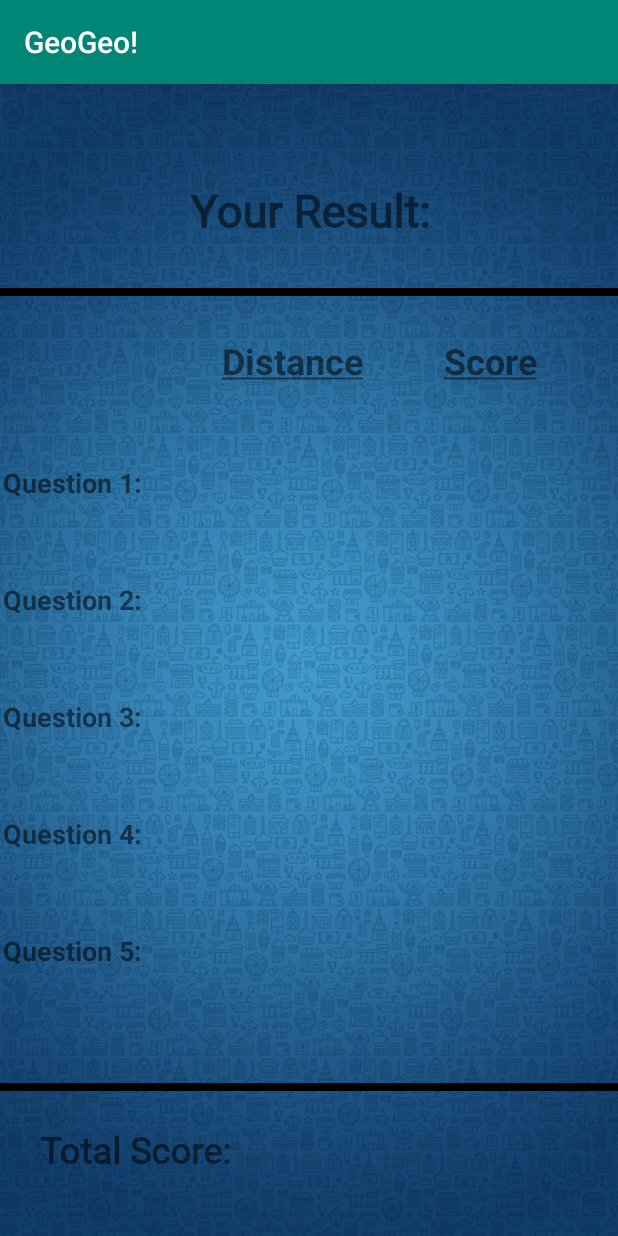
After one commit to ac20vozo/MobileComputingPraktikum, an Android app: the GameStatistics screen opened directly, with no data from a screen before it, on a phone screen of 412 x 824 dp. The commit adds this screen. Run offline under Robolectric (Android 15) with nearby library versions, the phone set to English and light mode, and no system bars.

Commit message:
Startseite und Statistikseite als Vorentwurf

```diff
--- a/app/src/main/AndroidManifest.xml
+++ b/app/src/main/AndroidManifest.xml
@@ -2,6 +2,8 @@
 <manifest xmlns:android="http://schemas.android.com/apk/res/android"
     xmlns:dist="http://schemas.android.com/apk/distribution"
     package="com.example.geogeo">
+
+    <dist:module dist:instant="true" />
 
     <application
         android:allowBackup="true"
@@ -10,6 +12,8 @@
         android:roundIcon="@mipmap/ic_launcher_round"
         android:supportsRtl="true"
         android:theme="@style/AppTheme">
+        <activity android:name=".Startseite"></activity>
+        <activity android:name=".GameStatistics"></activity>
         <activity
             android:name=".homescreen"
             android:label="@string/title_activity_homescreen">
--- /dev/null
+++ b/app/src/main/java/com/example/geogeo/GameStatistics.java
@@ -0,0 +1,62 @@
+package com.example.geogeo;
+
+import androidx.appcompat.app.AppCompatActivity;
+
+import android.graphics.Paint;
+import android.os.Bundle;
+import android.widget.TextView;
+
+public class GameStatistics extends AppCompatActivity {
+
+    TextView txtStatistics;
+    TextView txtDist0;
+    TextView txtScore0;
+    TextView txtFrage0;
+    TextView txtFrage1;
+    TextView txtFrage2;
+    TextView txtFrage3;
+    TextView txtFrage4;
+    TextView txtFrage5;
+    TextView txtDist1;
+    TextView txtDist2;
+    TextView txtDist3;
+    TextView txtDist4;
+    TextView txtDist5;
+    TextView txtScore1;
+    TextView txtScore2;
+    TextView txtScore3;
+    TextView txtScore4;
+    TextView txtScore5;
+    TextView txtGesamt;
+    TextView txtTotalScore;
+
+    @Override
+    protected void onCreate(Bundle savedInstanceState) {
+        super.onCreate(savedInstanceState);
+        setContentView(R.layout.activity_game_statistics);
+
+        txtStatistics= findViewById(R.id.txtStatistics);
+        txtFrage0 = findViewById(R.id.txtFrage0);
+        txtDist0 = findViewById(R.id.txtDist0);
+        txtDist0.setPaintFlags(txtDist0.getPaintFlags()| Paint.UNDERLINE_TEXT_FLAG);
+        txtScore0 = findViewById(R.id.txtScore0);
+        txtScore0.setPaintFlags(txtScore0.getPaintFlags()| Paint.UNDERLINE_TEXT_FLAG);
+        txtFrage1 = findViewById(R.id.txtFrage1);
+        txtFrage2 = findViewById(R.id.txtFrage2);
+        txtFrage3 = findViewById(R.id.txtFrage3);
+        txtFrage4 = findViewById(R.id.txtFrage4);
+        txtFrage5 = findViewById(R.id.txtFrage5);
+        txtDist1 = findViewById(R.id.txtDist1);
+        txtDist2 = findViewById(R.id.txtDist2);
+        txtDist3 = findViewById(R.id.txtDist3);
+        txtDist4 = findViewById(R.id.txtDist4);
+        txtDist5 = findViewById(R.id.txtDist5);
+        txtScore1 = findViewById(R.id.txtScore1);
+        txtScore2 = findViewById(R.id.txtScore2);
+        txtScore3 = findViewById(R.id.txtScore3);
+        txtScore4 = findViewById(R.id.txtScore4);
+        txtScore5 = findViewById(R.id.txtScore5);
+        txtGesamt = findViewById(R.id.txtGesamt);
+        txtTotalScore = findViewById(R.id.txtTotalScore);
+    }
+}
--- /dev/null
+++ b/app/src/main/java/com/example/geogeo/Startseite.java
@@ -0,0 +1,36 @@
+package com.example.geogeo;
+
+import androidx.appcompat.app.AppCompatActivity;
+
+
+import android.os.Bundle;
+import android.widget.Button;
+import android.widget.TextView;
+
+public class Startseite extends AppCompatActivity {
+
+    TextView txtWillkommen;
+    TextView txtGeo;
+    Button btnSpielen;
+    Button btnOption;
+    Button btnBeenden;
+
+    @Override
+    protected void onCreate(Bundle savedInstanceState) {
+        super.onCreate(savedInstanceState);
+        setContentView(R.layout.activity_startseite);
+
+        txtWillkommen = findViewById(R.id.txtWillkommen);
+        txtGeo = findViewById(R.id.txtGeo);
+        btnSpielen = findViewById(R.id.btnSpielen);
+        btnOption = findViewById(R.id.btnOption);
+        btnBeenden = findViewById(R.id.btnBeenden);
+    }
+
+
+
+    /*private void spielenClick(View view){
+        Intent spielenIntent = new Intent(this,--neuerIntent--);
+        startActivity(spielenIntent);
+    }*/
+}
--- /dev/null
+++ b/app/src/main/res/drawable/runde_button.xml
@@ -0,0 +1,5 @@
+<?xml version="1.0" encoding="utf-8"?>
+<shape xmlns:android="http://schemas.android.com/apk/res/android">
+    <solid android:color="@color/btnBlue"/>
+    <corners android:radius="140dp"/>
+</shape>
--- /dev/null
+++ b/app/src/main/res/layout/activity_game_statistics.xml
@@ -0,0 +1,264 @@
+<?xml version="1.0" encoding="utf-8"?>
+<androidx.constraintlayout.widget.ConstraintLayout xmlns:android="http://schemas.android.com/apk/res/android"
+    xmlns:app="http://schemas.android.com/apk/res-auto"
+    xmlns:tools="http://schemas.android.com/tools"
+    android:layout_width="match_parent"
+    android:layout_height="match_parent"
+    tools:context=".GameStatistics">
+
+    <LinearLayout
+        android:layout_width="match_parent"
+        android:layout_height="match_parent"
+        android:background="@drawable/Background_Statistics"/>
+
+    <TextView
+        android:id="@+id/txtStatistics"
+        android:layout_width="258dp"
+        android:layout_height="50dp"
+        android:fontFamily="@font/architects_daughter"
+        android:gravity="center"
+        android:text="@string/YourResult"
+        android:textSize="30sp"
+        android:textStyle="bold"
+        app:layout_constraintBottom_toTopOf="@+id/StatisticTable"
+        app:layout_constraintEnd_toEndOf="parent"
+        app:layout_constraintStart_toStartOf="parent"
+        app:layout_constraintTop_toTopOf="parent" />
+
+    <View
+        android:id="@+id/lineTop"
+        android:layout_width="wrap_content"
+        android:layout_height="5dp"
+        android:background="@color/horizontalLine"
+        app:layout_constraintBottom_toTopOf="@+id/StatisticTable"
+        app:layout_constraintEnd_toEndOf="parent"
+        app:layout_constraintTop_toBottomOf="@+id/txtStatistics" />
+
+    <View
+        android:id="@+id/lineBottom"
+        android:layout_width="wrap_content"
+        android:layout_height="5dp"
+        android:background="@color/horizontalLine"
+        app:layout_constraintBottom_toTopOf="@+id/txtGesamt"
+        app:layout_constraintEnd_toEndOf="parent"
+        app:layout_constraintStart_toStartOf="parent"
+        app:layout_constraintTop_toBottomOf="@+id/StatisticTable" />
+
+    <TableLayout
+        android:id="@+id/StatisticTable"
+        android:layout_width="410dp"
+        android:layout_height="475dp"
+        app:layout_constraintBottom_toBottomOf="parent"
+        app:layout_constraintEnd_toEndOf="parent"
+        app:layout_constraintHorizontal_bias="1.0"
+        app:layout_constraintStart_toStartOf="parent"
+        app:layout_constraintTop_toTopOf="parent"
+        app:layout_constraintVertical_bias="0.574">
+
+
+        <TableRow
+            android:layout_width="match_parent"
+            android:layout_height="match_parent"
+            android:layout_weight="1">
+
+            <TextView
+                android:id="@+id/txtFrage0"
+                android:layout_width="wrap_content"
+                android:layout_height="wrap_content"
+                android:layout_weight="1"
+                android:text="" />
+
+            <TextView
+                android:id="@+id/txtDist0"
+                android:layout_width="wrap_content"
+                android:layout_height="wrap_content"
+                android:layout_weight="1"
+                android:singleLine="false"
+                android:text="@string/Distance"
+                android:textSize="24sp"
+                android:textStyle="bold" />
+
+            <TextView
+                android:id="@+id/txtScore0"
+                android:layout_width="wrap_content"
+                android:layout_height="wrap_content"
+                android:layout_weight="1"
+                android:text="@string/Score"
+                android:textSize="24sp"
+                android:textStyle="bold" />
+        </TableRow>
+
+        <TableRow
+            android:layout_width="match_parent"
+            android:layout_height="match_parent"
+            android:layout_weight="1">
+
+            <TextView
+                android:id="@+id/txtFrage1"
+                android:layout_width="wrap_content"
+                android:layout_height="wrap_content"
+                android:layout_weight="1"
+                android:text="@string/Question1"
+                android:textSize="18sp"
+                android:textStyle="bold" />
+
+            <TextView
+                android:id="@+id/txtDist1"
+                android:layout_width="wrap_content"
+                android:layout_height="wrap_content"
+                android:layout_weight="1"
+                android:text="" />
+
+            <TextView
+                android:id="@+id/txtScore1"
+                android:layout_width="wrap_content"
+                android:layout_height="wrap_content"
+                android:layout_weight="1"
+                android:text="" />
+        </TableRow>
+
+        <TableRow
+            android:layout_width="match_parent"
+            android:layout_height="match_parent"
+            android:layout_weight="1">
+
+            <TextView
+                android:id="@+id/txtFrage2"
+                android:layout_width="wrap_content"
+                android:layout_height="wrap_content"
+                android:layout_weight="1"
+                android:text="@string/Question2"
+                android:textSize="18sp"
+                android:textStyle="bold" />
+
+            <TextView
+                android:id="@+id/txtDist2"
+                android:layout_width="wrap_content"
+                android:layout_height="wrap_content"
+                android:layout_weight="1"
+                android:text="" />
+
+            <TextView
+                android:id="@+id/txtScore2"
+                android:layout_width="wrap_content"
+                android:layout_height="wrap_content"
+                android:layout_weight="1"
+                android:text="" />
+        </TableRow>
+
+        <TableRow
+            android:layout_width="match_parent"
+            android:layout_height="match_parent"
+            android:layout_weight="1">
+
+            <TextView
+                android:id="@+id/txtFrage3"
+                android:layout_width="wrap_content"
+                android:layout_height="wrap_content"
+                android:layout_weight="1"
+                android:text="@string/Question3"
+                android:textSize="18sp"
+                android:textStyle="bold" />
+
+            <TextView
+                android:id="@+id/txtDist3"
+                android:layout_width="wrap_content"
+                android:layout_height="wrap_content"
+                android:layout_weight="1"
+                android:text="" />
+
+            <TextView
+                android:id="@+id/txtScore3"
+                android:layout_width="wrap_content"
+                android:layout_height="wrap_content"
+                android:layout_weight="1"
+                android:text="" />
+        </TableRow>
+
+        <TableRow
+            android:layout_width="match_parent"
+            android:layout_height="match_parent"
+            android:layout_weight="1">
+
+            <TextView
+                android:id="@+id/txtFrage4"
+                android:layout_width="wrap_content"
+                android:layout_height="wrap_content"
+                android:layout_weight="1"
+                android:text="@string/Question4"
+                android:textSize="18sp"
+                android:textStyle="bold" />
+
+            <TextView
+                android:id="@+id/txtDist4"
+                android:layout_width="wrap_content"
+                android:layout_height="wrap_content"
+                android:layout_weight="1"
+                android:text="" />
+
+            <TextView
+                android:id="@+id/txtScore4"
+                android:layout_width="wrap_content"
+                android:layout_height="wrap_content"
+                android:layout_weight="1"
+                android:text="" />
+        </TableRow>
+
+        <TableRow
+            android:layout_width="match_parent"
+            android:layout_height="54dp"
+            android:layout_weight="1">
+
+            <TextView
+                android:id="@+id/txtFrage5"
+                android:layout_width="wrap_content"
+                android:layout_height="wrap_content"
+                android:layout_weight="1"
+                android:text="@string/Question5"
+                android:textSize="18sp"
+                android:textStyle="bold" />
+
+            <TextView
+                android:id="@+id/txtDist5"
+                android:layout_width="wrap_content"
+                android:layout_height="wrap_content"
+                android:layout_weight="1"
+                android:text="" />
+
+            <TextView
+                android:id="@+id/txtScore5"
+                android:layout_width="wrap_content"
+                android:layout_height="wrap_content"
+                android:layout_weight="1"
+                android:text="" />
+        </TableRow>
+
+    </TableLayout>
+
+
+    <TextView
+        android:id="@+id/txtGesamt"
+        android:layout_width="179dp"
+        android:layout_height="53dp"
+        android:fontFamily="@font/architects_daughter"
+        android:text="@string/TotalScore"
+        android:textSize="24sp"
+        android:textStyle="bold"
+        app:layout_constraintBottom_toBottomOf="parent"
+        app:layout_constraintEnd_toEndOf="parent"
+        app:layout_constraintHorizontal_bias="0.116"
+        app:layout_constraintStart_toStartOf="parent"
+        app:layout_constraintTop_toBottomOf="@+id/StatisticTable"
+        app:layout_constraintVertical_bias="0.714" />
+
+    <TextView
+        android:id="@+id/txtTotalScore"
+        android:layout_width="147dp"
+        android:layout_height="41dp"
+        app:layout_constraintBottom_toBottomOf="parent"
+        app:layout_constraintEnd_toEndOf="parent"
+        app:layout_constraintHorizontal_bias="0.724"
+        app:layout_constraintStart_toEndOf="@+id/txtGesamt"
+        app:layout_constraintTop_toBottomOf="@+id/StatisticTable"
+        app:layout_constraintVertical_bias="0.764" />
+</androidx.constraintlayout.widget.ConstraintLayout>
--- /dev/null
+++ b/app/src/main/res/layout/activity_startseite.xml
@@ -0,0 +1,88 @@
+<?xml version="1.0" encoding="utf-8"?>
+<androidx.constraintlayout.widget.ConstraintLayout xmlns:android="http://schemas.android.com/apk/res/android"
+    xmlns:app="http://schemas.android.com/apk/res-auto"
+    xmlns:tools="http://schemas.android.com/tools"
+    android:layout_width="match_parent"
+    android:layout_height="match_parent"
+    tools:context=".Startseite">
+
+    <LinearLayout
+        android:layout_width="match_parent"
+        android:layout_height="match_parent"
+        android:background="@drawable/Background_Startpage"/>
+
+    <TextView
+        android:id="@+id/txtGeo"
+        android:layout_width="254dp"
+        android:layout_height="73dp"
+        android:layout_marginTop="56dp"
+        android:fontFamily="@font/architects_daughter"
+        android:gravity="center"
+        android:text="@string/app_name"
+        android:textSize="52sp"
+        android:textStyle="bold"
+        app:layout_constraintBottom_toTopOf="@+id/btnSpielen"
+        app:layout_constraintEnd_toEndOf="parent"
+        app:layout_constraintStart_toStartOf="parent"
+        app:layout_constraintTop_toTopOf="parent"
+        app:layout_constraintVertical_bias="0.456" />
+
+    <Button
+        android:id="@+id/btnSpielen"
+        style="@android:style/Widget.Holo.Light.Button.Inset"
+        android:layout_width="165dp"
+        android:layout_height="50dp"
+        android:background="@drawable/runde_button"
+        android:text="@string/Play"
+        android:textAppearance="@style/TextAppearance.AppCompat.Medium"
+        app:layout_constraintBottom_toBottomOf="parent"
+        app:layout_constraintEnd_toEndOf="parent"
+        app:layout_constraintHorizontal_bias="0.482"
+        app:layout_constraintStart_toStartOf="parent"
+        app:layout_constraintTop_toTopOf="parent"
+        app:layout_constraintVertical_bias="0.485" />
+
+    <Button
+        android:id="@+id/btnOption"
+        style="@android:style/Widget.Holo.Light.Button.Inset"
+        android:layout_width="165dp"
+        android:layout_height="50dp"
+        android:background="@drawable/runde_button"
+        android:text="@string/Options"
+        android:textAppearance="@style/TextAppearance.AppCompat.Medium"
+        app:layout_constraintBottom_toBottomOf="parent"
+        app:layout_constraintEnd_toEndOf="parent"
+        app:layout_constraintHorizontal_bias="0.48"
+        app:layout_constraintStart_toStartOf="parent"
+        app:layout_constraintTop_toBottomOf="@+id/btnSpielen"
+        app:layout_constraintVertical_bias="0.093" />
+
+    <Button
+        android:id="@+id/btnBeenden"
+        style="@android:style/Widget.Holo.Light.Button.Inset"
+        android:layout_width="165dp"
+        android:layout_height="50dp"
+        android:background="@drawable/runde_button"
+        android:text="@string/Quit"
+        app:layout_constraintBottom_toBottomOf="parent"
+        app:layout_constraintEnd_toEndOf="parent"
+        app:layout_constraintHorizontal_bias="0.479"
+        app:layout_constraintStart_toStartOf="parent"
+        app:layout_constraintTop_toBottomOf="@+id/btnOption"
+        app:layout_constraintVertical_bias="0.152" />
+
+    <TextView
+        android:id="@+id/txtWillkommen"
+        android:layout_width="259dp"
+        android:layout_height="52dp"
+        android:layout_marginTop="56dp"
+        android:fontFamily="@font/amarante"
+        android:gravity="center"
+        android:text="@string/WelcomeTo"
+        android:textSize="30sp"
+        app:layout_constraintBottom_toTopOf="@+id/txtGeo"
+        app:layout_constraintEnd_toEndOf="parent"
+        app:layout_constraintStart_toStartOf="parent"
+        app:layout_constraintTop_toTopOf="parent"
+        app:layout_constraintVertical_bias="0.105" />
+</androidx.constraintlayout.widget.ConstraintLayout>
--- a/app/src/main/res/values/colors.xml
+++ b/app/src/main/res/values/colors.xml
@@ -3,4 +3,6 @@
     <color name="colorPrimary">#008577</color>
     <color name="colorPrimaryDark">#00574B</color>
     <color name="colorAccent">#D81B60</color>
+    <color name="horizontalLine">#000000</color>
+    <color name="btnBlue">#03C4F4</color>
 </resources>
--- a/app/src/main/res/values/strings.xml
+++ b/app/src/main/res/values/strings.xml
@@ -1,5 +1,18 @@
 <resources>
     <string name="app_name">GeoGeo!</string>
+    <string name="WelcomeTo">Welcome to</string>
+    <string name="Play">Play</string>
+    <string name="Options">Options</string>
+    <string name="Quit">Quit</string>
+    <string name="YourResult">Your Result:</string>
+    <string name="Distance">Distance</string>
+    <string name="Score">Score</string>
+    <string name="Question1">Question 1:</string>
+    <string name="Question2">Question 2:</string>
+    <string name="Question3">Question 3:</string>
+    <string name="Question4">Question 4:</string>
+    <string name="Question5">Question 5:</string>
+    <string name="TotalScore">Total Score:</string>
     <string name="title_activity_homescreen">GeoGeo!</string>
     <string name="bar_play">Play</string>
     <string name="bar_profil">Profil</string>
@@ -11,5 +24,4 @@
     <string name="play_classic">Classic</string>
     <string name="profil_playedGames">Played Games:</string>
     <string name="profil_average">Average distance to target:</string>
-
 </resources>
```
Also changed, not shown: app/src/main/res/drawable/Background_Startpage.jpg (added), app/src/main/res/drawable/Background_Statistics.jpg (added).
